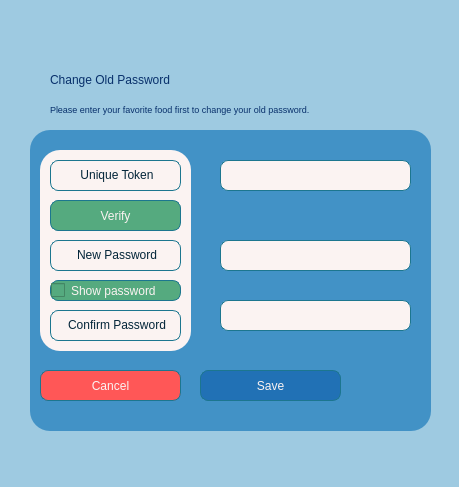
First picture: the form in ui/change_password.ui, repository CristobalAlex/AppDev-Project-DailySalesTracker-BSIT22A2, before the edit.
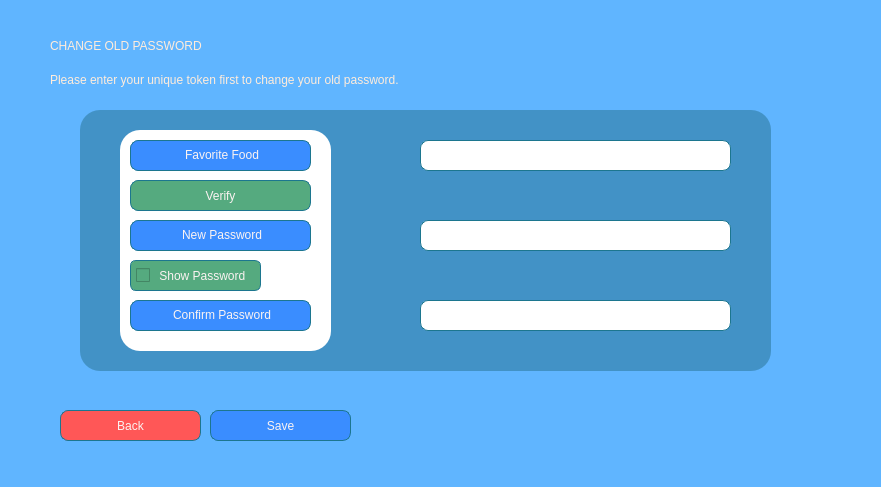
Second picture: the form after the edit.

Commit message: change pass design

```diff
--- a/ui/change_password.ui
+++ b/ui/change_password.ui
@@ -6,7 +6,7 @@
    <rect>
     <x>0</x>
     <y>0</y>
-    <width>459</width>
+    <width>881</width>
     <height>487</height>
    </rect>
   </property>
@@ -14,34 +14,33 @@
    <string>Dialog</string>
   </property>
   <property name="styleSheet">
-   <string notr="true">background-color:rgb(158, 202, 225);
+   <string notr="true">background-color:rgb(96, 181, 255);
 </string>
   </property>
   <widget class="QLabel" name="label">
    <property name="geometry">
     <rect>
      <x>50</x>
-     <y>70</y>
+     <y>30</y>
      <width>281</width>
-     <height>20</height>
+     <height>31</height>
     </rect>
    </property>
    <property name="styleSheet">
-    <string notr="true">
-color:rgb(8, 48, 107);
-font: 75 12pt &quot;Verdana&quot;;</string>
+    <string notr="true">color:rgb(255, 236, 219);
+font: 75 12pt &quot;Eras Bold ITC&quot;;</string>
    </property>
    <property name="text">
-    <string>Change Old Password</string>
+    <string>CHANGE OLD PASSWORD</string>
    </property>
   </widget>
   <widget class="QFrame" name="frame">
    <property name="geometry">
     <rect>
-     <x>30</x>
-     <y>130</y>
-     <width>401</width>
-     <height>301</height>
+     <x>80</x>
+     <y>110</y>
+     <width>691</width>
+     <height>261</height>
     </rect>
    </property>
    <property name="styleSheet">
@@ -57,34 +56,34 @@
    <widget class="QLabel" name="label_4">
     <property name="geometry">
      <rect>
-      <x>20</x>
+      <x>50</x>
       <y>30</y>
-      <width>131</width>
+      <width>181</width>
       <height>31</height>
      </rect>
     </property>
     <property name="styleSheet">
-     <string notr="true">background-color:rgb(251, 243, 242);
-color:rgb(3, 37, 57);
-font: 75 10pt &quot;Verdana&quot;;
+     <string notr="true">background-color: rgb(58, 141, 255);
+color:rgb(251, 243, 242);
+font: 75 9pt &quot;Verdana&quot;;
 border: 1px solid rgb(28, 118, 143);
 border-radius: 8px;</string>
     </property>
     <property name="text">
-     <string>&lt;html&gt;&lt;head/&gt;&lt;body&gt;&lt;p align=&quot;center&quot;&gt;Unique Token&lt;/p&gt;&lt;/body&gt;&lt;/html&gt;</string>
+     <string>&lt;html&gt;&lt;head/&gt;&lt;body&gt;&lt;p align=&quot;center&quot;&gt;Favorite Food&lt;/p&gt;&lt;/body&gt;&lt;/html&gt;</string>
     </property>
    </widget>
    <widget class="Line" name="line">
     <property name="geometry">
      <rect>
-      <x>10</x>
+      <x>40</x>
       <y>20</y>
-      <width>151</width>
-      <height>201</height>
+      <width>211</width>
+      <height>221</height>
      </rect>
     </property>
     <property name="styleSheet">
-     <string notr="true">background-color:rgb(251, 243, 242);;</string>
+     <string notr="true">background-color:rgb(255, 255, 255);</string>
     </property>
     <property name="orientation">
      <enum>Qt::Vertical</enum>
@@ -93,16 +92,16 @@
    <widget class="QLabel" name="newPassword_2">
     <property name="geometry">
      <rect>
-      <x>20</x>
+      <x>50</x>
       <y>110</y>
-      <width>131</width>
+      <width>181</width>
       <height>31</height>
      </rect>
     </property>
     <property name="styleSheet">
-     <string notr="true">background-color:rgb(251, 243, 242);
-color:rgb(3, 37, 57);
-font: 75 10pt &quot;Verdana&quot;;
+     <string notr="true">background-color: rgb(58, 141, 255);
+color:rgb(251, 243, 242);
+font: 75 9pt &quot;Verdana&quot;;
 border: 1px solid rgb(28, 118, 143);
 border-radius: 8px;</string>
     </property>
@@ -113,16 +112,16 @@
    <widget class="QLabel" name="newPassword_4">
     <property name="geometry">
      <rect>
-      <x>20</x>
-      <y>180</y>
-      <width>131</width>
+      <x>50</x>
+      <y>190</y>
+      <width>181</width>
       <height>31</height>
      </rect>
     </property>
     <property name="styleSheet">
-     <string notr="true">background-color:rgb(251, 243, 242);
-color:rgb(3, 37, 57);
-font: 75 10pt &quot;Verdana&quot;;
+     <string notr="true">background-color: rgb(58, 141, 255);
+color:rgb(251, 243, 242);
+font: 75 9pt &quot;Verdana&quot;;
 border: 1px solid rgb(28, 118, 143);
 border-radius: 8px;</string>
     </property>
@@ -133,14 +132,14 @@
    <widget class="QLineEdit" name="uniqueToken">
     <property name="geometry">
      <rect>
-      <x>190</x>
+      <x>340</x>
       <y>30</y>
-      <width>191</width>
+      <width>311</width>
       <height>31</height>
      </rect>
     </property>
     <property name="styleSheet">
-     <string notr="true">background-color:rgb(251, 243, 242);;
+     <string notr="true">background-color:rgb(255, 255, 255);
 color:rgb(3, 37, 57);
 font: 75 10pt &quot;Verdana&quot;;
 border: 1px solid rgb(28, 118, 143);
@@ -150,14 +149,14 @@
    <widget class="QLineEdit" name="newPassword">
     <property name="geometry">
      <rect>
-      <x>190</x>
+      <x>340</x>
       <y>110</y>
-      <width>191</width>
+      <width>311</width>
       <height>31</height>
      </rect>
     </property>
     <property name="styleSheet">
-     <string notr="true">background-color:rgb(251, 243, 242);;
+     <string notr="true">background-color:rgb(255, 255, 255);
 color:rgb(3, 37, 57);
 font: 75 10pt &quot;Verdana&quot;;
 border: 1px solid rgb(28, 118, 143);
@@ -167,14 +166,14 @@
    <widget class="QLineEdit" name="confirmPassword">
     <property name="geometry">
      <rect>
-      <x>190</x>
-      <y>170</y>
-      <width>191</width>
+      <x>340</x>
+      <y>190</y>
+      <width>311</width>
       <height>31</height>
      </rect>
     </property>
     <property name="styleSheet">
-     <string notr="true">background-color:rgb(251, 243, 242);;
+     <string notr="true">background-color:rgb(255, 255, 255);
 color:rgb(3, 37, 57);
 font: 75 10pt &quot;Verdana&quot;;
 border: 1px solid rgb(28, 118, 143);
@@ -184,9 +183,9 @@
    <widget class="QPushButton" name="verifyBtn">
     <property name="geometry">
      <rect>
-      <x>20</x>
+      <x>50</x>
       <y>70</y>
-      <width>131</width>
+      <width>181</width>
       <height>31</height>
      </rect>
     </property>
@@ -204,21 +203,22 @@
    <widget class="QCheckBox" name="togglePasswordCheckbox">
     <property name="geometry">
      <rect>
-      <x>20</x>
+      <x>50</x>
       <y>150</y>
       <width>131</width>
-      <height>21</height>
+      <height>31</height>
      </rect>
     </property>
     <property name="styleSheet">
      <string notr="true">border: 1px solid rgb(28, 118, 143);
-font: 75 10pt &quot;MS Shell Dlg 2&quot;;
-border-radius: 8px;
+font: 75 9pt &quot;MS Shell Dlg 2&quot;;
+border-radius: 6px;
 color:rgb(251, 243, 242);
-background-color:rgb(85, 170, 127)</string>
+background-color:rgb(85, 170, 127);
+padding-left:5px;</string>
     </property>
     <property name="text">
-     <string>Show password</string>
+     <string> Show Password</string>
     </property>
    </widget>
    <zorder>line</zorder>
@@ -235,25 +235,29 @@
    <property name="geometry">
     <rect>
      <x>50</x>
-     <y>100</y>
+     <y>60</y>
      <width>371</width>
-     <height>20</height>
+     <height>41</height>
     </rect>
    </property>
    <property name="styleSheet">
-    <string notr="true">
-color:rgb(8, 48, 107);
-font: 75 12pt &quot;Verdana&quot;;</string>
+    <string notr="true">color:rgb(255, 236, 219);
+font: 50 12pt &quot;Verdana&quot;;
+font-weight:770;
+</string>
    </property>
    <property name="text">
-    <string>&lt;html&gt;&lt;head/&gt;&lt;body&gt;&lt;p&gt;&lt;span style=&quot; font-size:7pt;&quot;&gt;Please enter your favorite food first to change your old password.&lt;/span&gt;&lt;/p&gt;&lt;/body&gt;&lt;/html&gt;</string>
+    <string>&lt;html&gt;&lt;head/&gt;&lt;body&gt;&lt;p&gt;&lt;span style=&quot; font-size:9pt; font-weight:400;&quot;&gt;Please enter your unique token first to change your old password.&lt;/span&gt;&lt;/p&gt;&lt;/body&gt;&lt;/html&gt;</string>
+   </property>
+   <property name="wordWrap">
+    <bool>true</bool>
    </property>
   </widget>
   <widget class="QPushButton" name="cancelBtn">
    <property name="geometry">
     <rect>
-     <x>40</x>
-     <y>370</y>
+     <x>60</x>
+     <y>410</y>
      <width>141</width>
      <height>31</height>
     </rect>
@@ -266,14 +270,14 @@
 background-color:rgb(255, 87, 87);</string>
    </property>
    <property name="text">
-    <string>Cancel</string>
+    <string>Back</string>
    </property>
   </widget>
   <widget class="QPushButton" name="saveBtn">
    <property name="geometry">
     <rect>
-     <x>200</x>
-     <y>370</y>
+     <x>210</x>
+     <y>410</y>
      <width>141</width>
      <height>31</height>
     </rect>
@@ -283,7 +287,7 @@
 font: 75 10pt &quot;MS Shell Dlg 2&quot;;
 border-radius: 8px;
 color:rgb(251, 243, 242);
-background-color:rgb(33, 113, 181);</string>
+background-color: rgb(58, 141, 255);</string>
    </property>
    <property name="text">
     <string>Save</string>
```
Left out of the diff: 14 changed lines with no effect on the pictures.
